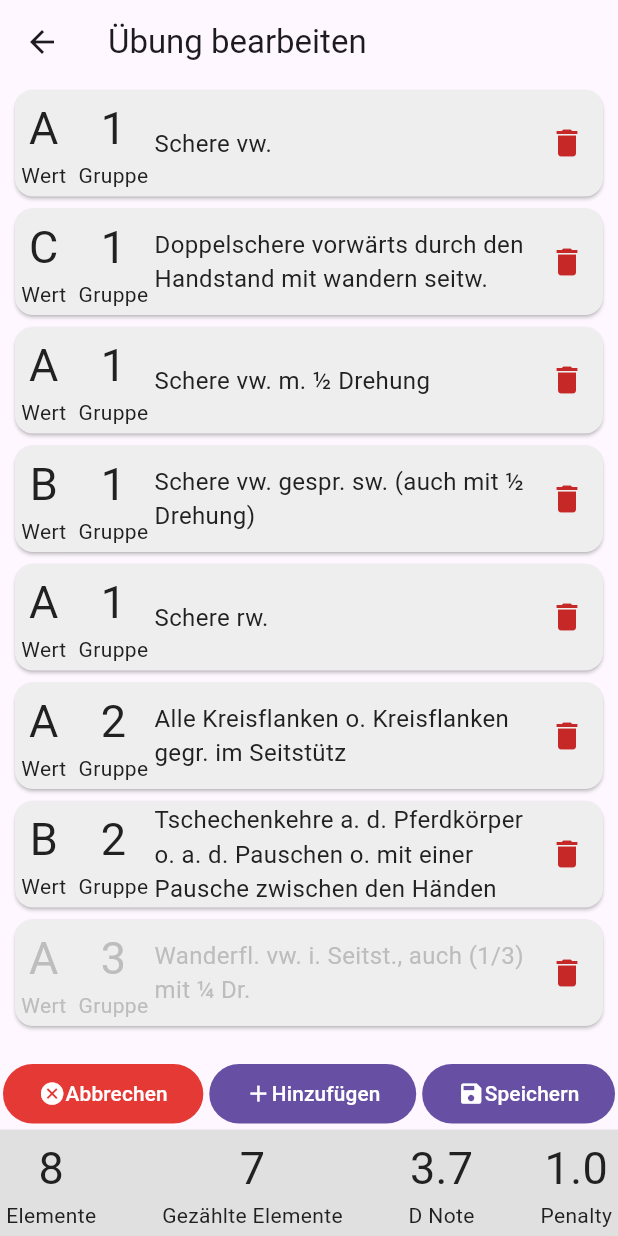
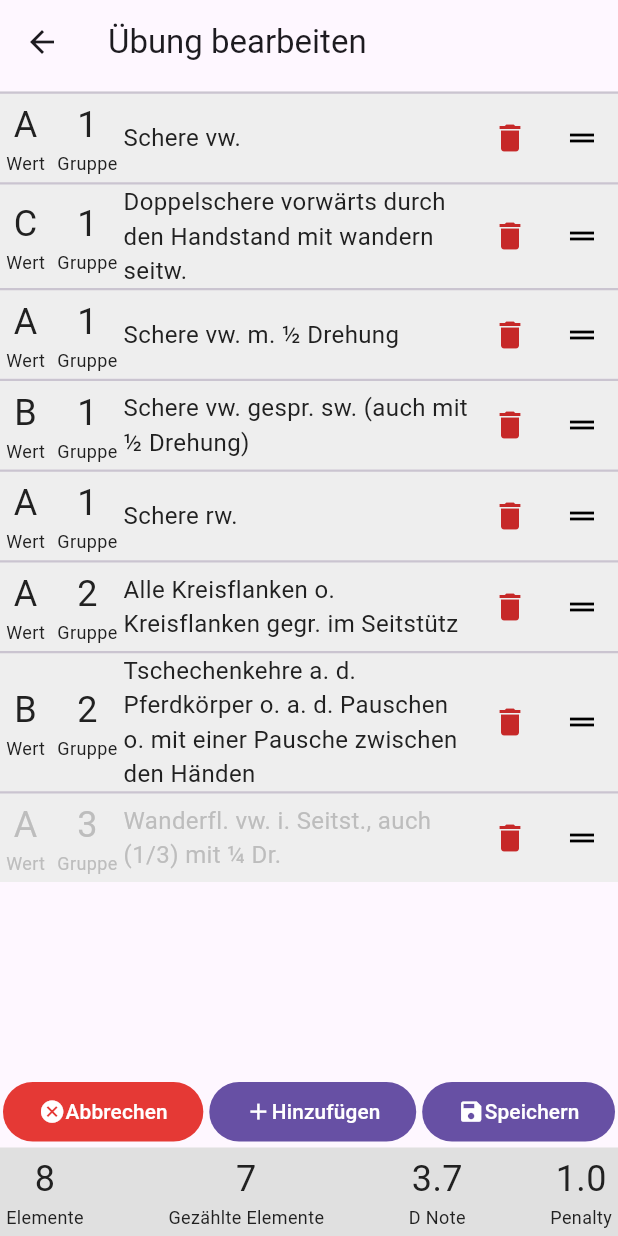
Before and after one commit to Makowe/Gym-Code, a Flutter app: the screen it shows after launch, after a tap on "Bearbeiten", on a phone screen of 412 x 824 dp. Run offline on Flutter 3.47's test engine with Material 3 defaults, Android fonts, the phone set to English and light mode, and no system bars.

Commit message:
Implement more intuitive drag&drop. Show more elements on the same space. Closes #1

```diff
--- a/lib/classes/routine.dart
+++ b/lib/classes/routine.dart
@@ -45,7 +45,6 @@ class Routine {
         numValuedElements += 1;
       }
     }
-    print(elements);
     return numValuedElements;
   }
 
--- a/lib/pages/edit_routine.dart
+++ b/lib/pages/edit_routine.dart
@@ -38,9 +38,10 @@ class _EditRoutineState extends State<EditRoutine> {
       body: Column(
         mainAxisAlignment: MainAxisAlignment.spaceBetween,
         children: [
+          const SizedBox(height: 5.0),
           Expanded(
             child: ReorderableListView(
-                buildDefaultDragHandles: true,
+                buildDefaultDragHandles: false,
                 scrollDirection: Axis.vertical,
                 shrinkWrap: true,
                 onReorder: (int oldIndex, int newIndex) {
--- a/lib/pages/view_routine.dart
+++ b/lib/pages/view_routine.dart
@@ -44,6 +44,7 @@ class _ViewRoutineState extends State<ViewRoutine> {
         mainAxisAlignment: MainAxisAlignment.spaceBetween,
         crossAxisAlignment: CrossAxisAlignment.center,
         children: [
+          const SizedBox(height: 5.0),
           Expanded(
             child: ListView(
                 scrollDirection: Axis.vertical,
--- a/lib/widgets/routine_element_card.dart
+++ b/lib/widgets/routine_element_card.dart
@@ -17,10 +17,15 @@ class RoutineElementCard extends StatelessWidget {
 
   @override
   Widget build(BuildContext context) {
-    return Card(
+    return Container(
       color: Colors.grey[200],
-      margin: const EdgeInsets.symmetric(horizontal: 10.0, vertical: 4.0),
-      child: Row(
+      child: Column(
+        children: [
+          const Divider(
+            height: 1.5,
+            thickness: 1.5,
+          ),
+          Row(
             mainAxisAlignment: MainAxisAlignment.start,
             crossAxisAlignment: CrossAxisAlignment.center,
             children: [
@@ -44,7 +49,9 @@ class RoutineElementCard extends StatelessWidget {
                 ),
               ),
               allowEdit
-              ? IconButton(
+                  ? Row(
+                    children: [
+                      IconButton(
                           onPressed: () {
                             if (delete != null) {
                               delete!(index);
@@ -54,8 +61,25 @@ class RoutineElementCard extends StatelessWidget {
                             Icons.delete,
                             color: Colors.red[800],
                           ),
+                        ),
+                      ReorderableDragStartListener(
+                          index: index,
+                          child: IconButton(
+                            enableFeedback: true,
+                            onPressed: () {
+                              // do nothing
+                            },
+                            icon: const Icon(
+                            Icons.drag_handle,
+                            color: Colors.black,
+                            ),
+                          )
+                      )
+                    ],
                   )
                   : const SizedBox(),
+            ],
+          ),
         ],
       ),
     );
--- a/lib/widgets/value_column.dart
+++ b/lib/widgets/value_column.dart
@@ -22,13 +22,13 @@ class ValueColumn extends StatelessWidget {
           Text(
             value,
             style: TextStyle(
-                fontSize: 30.0,
+                fontSize: 24.0,
                 color: greyedOut ? Colors.grey[400] : Colors.grey[900]),
           ),
           Text(
             description,
             style: TextStyle(
-                fontSize: 14.0,
+                fontSize: 12.0,
                 color: greyedOut ? Colors.grey[400] : Colors.grey[900]),
           )
         ],
```
Lines whose indentation alone changed are shown as unchanged.
